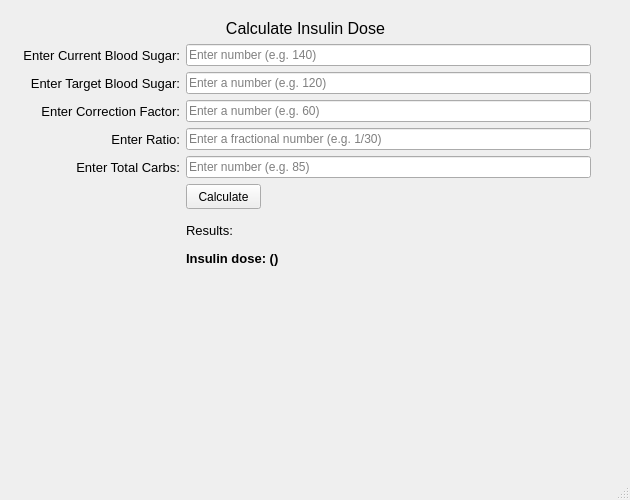
lkr221199/Project_2_CSCI1620_Final, file view_Project_2.ui: the form before one commit.
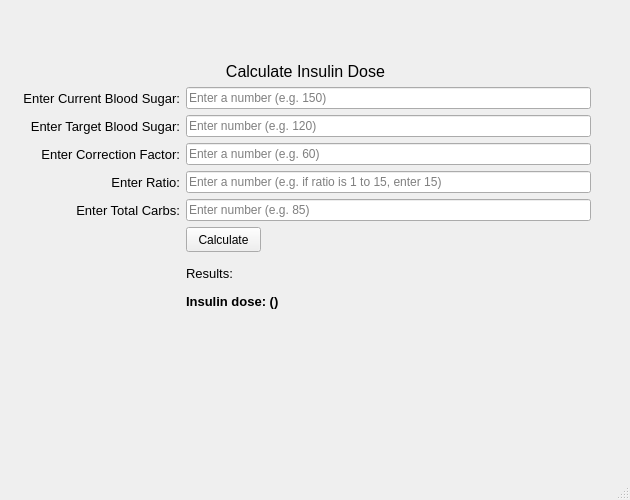
The form after the commit.

The edit to the form file:
```diff
--- a/view_Project_2.ui
+++ b/view_Project_2.ui
@@ -47,7 +47,7 @@
       <x>0</x>
       <y>0</y>
       <width>611</width>
-      <height>451</height>
+      <height>494</height>
      </rect>
     </property>
     <layout class="QVBoxLayout" name="verticalLayout_2" stretch="0,0">
@@ -113,19 +113,6 @@
          </property>
         </widget>
        </item>
-       <item row="0" column="1">
-        <widget class="QLineEdit" name="textEnter_current_blood_sugar">
-         <property name="minimumSize">
-          <size>
-           <width>400</width>
-           <height>20</height>
-          </size>
-         </property>
-         <property name="placeholderText">
-          <string>Enter number (e.g. 140)</string>
-         </property>
-        </widget>
-       </item>
        <item row="1" column="0">
         <widget class="QLabel" name="label_enter_target_blood_sugar">
          <property name="minimumSize">
@@ -156,28 +143,36 @@
           </size>
          </property>
          <property name="placeholderText">
-          <string>Enter a number (e.g. 120)</string>
+          <string>Enter number (e.g. 120)</string>
          </property>
         </widget>
        </item>
-       <item row="3" column="0">
-        <widget class="QLabel" name="label_enter_ratio">
+       <item row="0" column="1">
+        <widget class="QLineEdit" name="textEnter_current_blood_sugar">
          <property name="minimumSize">
           <size>
-           <width>160</width>
+           <width>400</width>
            <height>20</height>
           </size>
          </property>
-         <property name="font">
-          <font>
-           <pointsize>10</pointsize>
-          </font>
+         <property name="placeholderText">
+          <string>Enter a number (e.g. 150)</string>
+         </property>
+        </widget>
+       </item>
+       <item row="2" column="1">
+        <widget class="QLineEdit" name="textEnter_correction_factor">
+         <property name="minimumSize">
+          <size>
+           <width>400</width>
+           <height>20</height>
+          </size>
          </property>
          <property name="text">
-          <string>Enter Ratio:</string>
+          <string/>
          </property>
-         <property name="alignment">
-          <set>Qt::AlignRight|Qt::AlignTrailing|Qt::AlignVCenter</set>
+         <property name="placeholderText">
+          <string>Enter a number (e.g. 60)</string>
          </property>
         </widget>
        </item>
@@ -190,7 +185,7 @@
           </size>
          </property>
          <property name="placeholderText">
-          <string>Enter a fractional number (e.g. 1/30)</string>
+          <string>Enter a number (e.g. if ratio is 1 to 15, enter 15)</string>
          </property>
         </widget>
        </item>
@@ -215,16 +210,24 @@
          </property>
         </widget>
        </item>
-       <item row="2" column="1">
-        <widget class="QLineEdit" name="textEnter_correction_factor">
+       <item row="3" column="0">
+        <widget class="QLabel" name="label_enter_ratio">
          <property name="minimumSize">
           <size>
-           <width>400</width>
+           <width>160</width>
            <height>20</height>
           </size>
          </property>
-         <property name="placeholderText">
-          <string>Enter a number (e.g. 60)</string>
+         <property name="font">
+          <font>
+           <pointsize>10</pointsize>
+          </font>
+         </property>
+         <property name="text">
+          <string>Enter Ratio:</string>
+         </property>
+         <property name="alignment">
+          <set>Qt::AlignRight|Qt::AlignTrailing|Qt::AlignVCenter</set>
          </property>
         </widget>
        </item>
@@ -262,7 +265,26 @@
          </property>
         </widget>
        </item>
-       <item row="7" column="1">
+       <item row="5" column="1">
+        <widget class="QPushButton" name="button_calculate">
+         <property name="minimumSize">
+          <size>
+           <width>75</width>
+           <height>25</height>
+          </size>
+         </property>
+         <property name="maximumSize">
+          <size>
+           <width>75</width>
+           <height>25</height>
+          </size>
+         </property>
+         <property name="text">
+          <string>Calculate</string>
+         </property>
+        </widget>
+       </item>
+       <item row="6" column="1">
         <widget class="QLabel" name="label_title_results">
          <property name="minimumSize">
           <size>
@@ -289,7 +311,7 @@
          </property>
         </widget>
        </item>
-       <item row="8" column="1">
+       <item row="7" column="1">
         <widget class="QLabel" name="label_update_display_insulin_dose">
          <property name="minimumSize">
           <size>
@@ -313,25 +335,6 @@
          </property>
         </widget>
        </item>
-       <item row="6" column="1">
-        <widget class="QPushButton" name="button_calculate">
-         <property name="minimumSize">
-          <size>
-           <width>75</width>
-           <height>25</height>
-          </size>
-         </property>
-         <property name="maximumSize">
-          <size>
-           <width>75</width>
-           <height>25</height>
-          </size>
-         </property>
-         <property name="text">
-          <string>Calculate</string>
-         </property>
-        </widget>
-       </item>
       </layout>
      </item>
     </layout>
```
